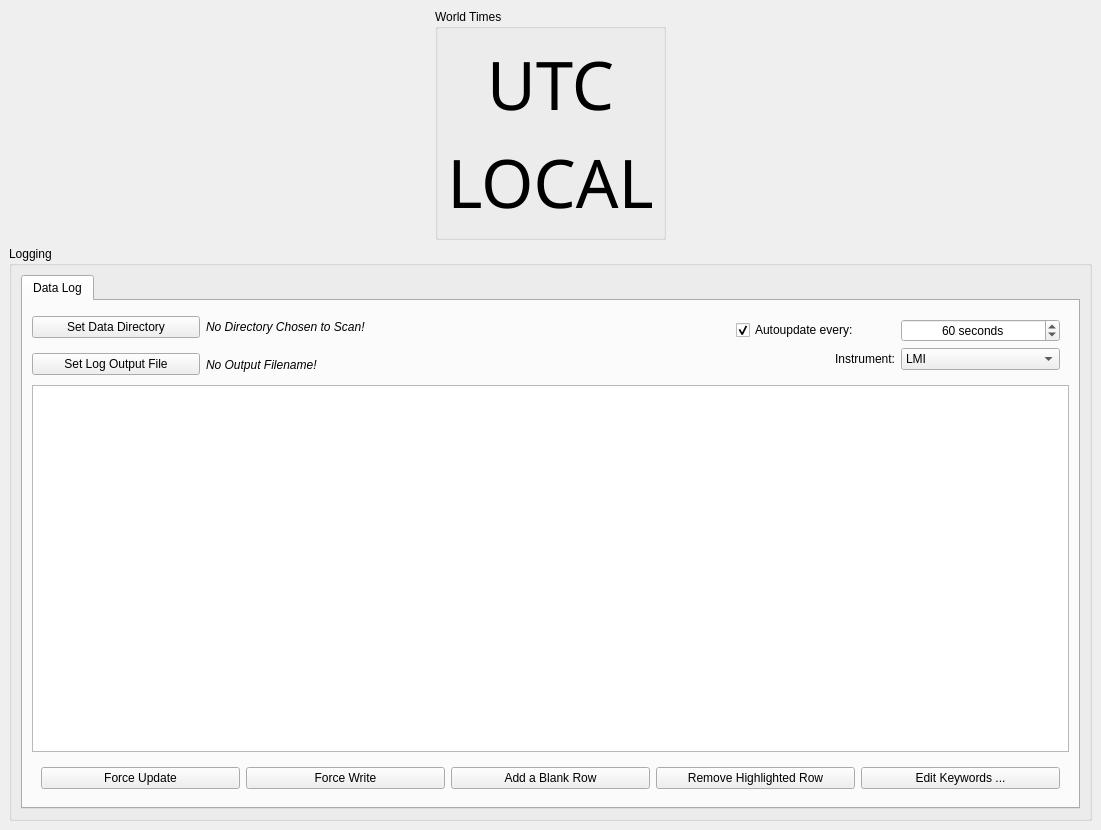
Above: Tools/Logger/LDTObslogGeneratorPanel.ui from tbowers7/LDTObslogGenerator before the change. Below: the same form after it.
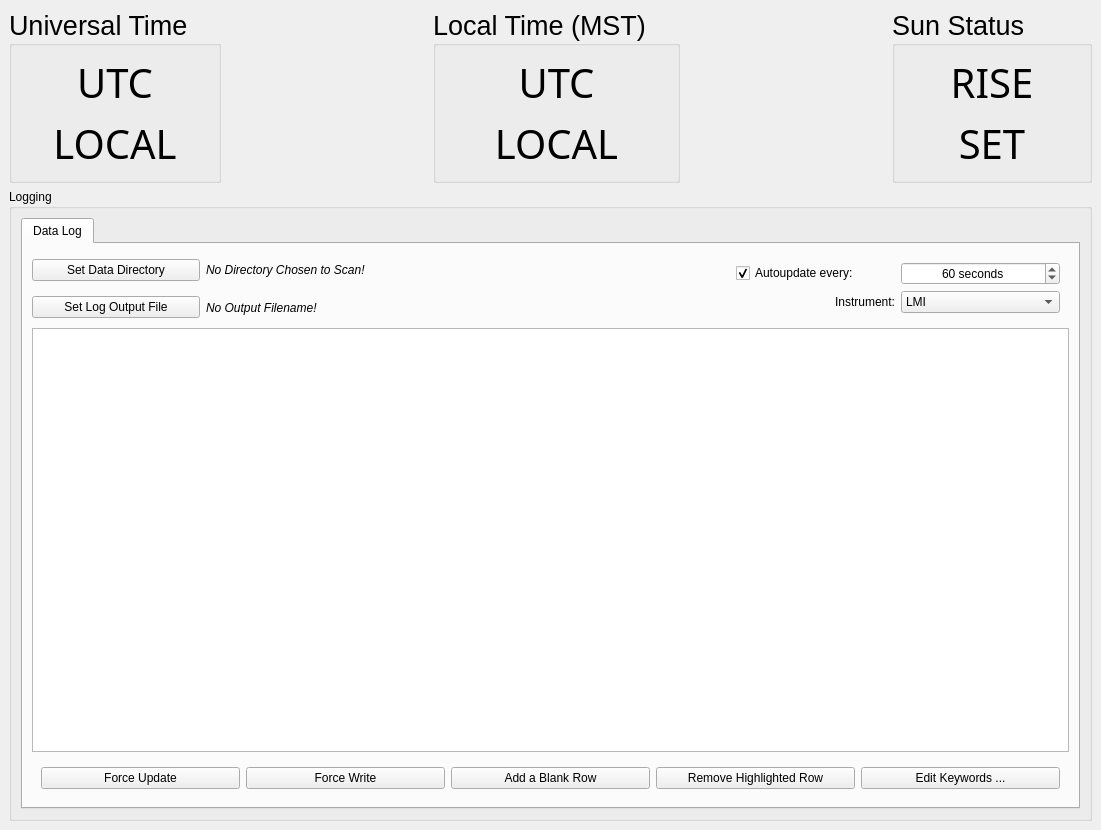
That is the form after the change.

Patch:
```diff
--- a/Tools/Logger/LDTObslogGeneratorPanel.ui
+++ b/Tools/Logger/LDTObslogGeneratorPanel.ui
@@ -15,18 +15,69 @@
   </property>
   <widget class="QWidget" name="centralwidget">
    <layout class="QGridLayout" name="gridLayout">
-    <item row="1" column="2">
-     <widget class="QGroupBox" name="TimesWorld">
+    <item row="1" column="0">
+     <widget class="QGroupBox" name="UTCDateTime">
       <property name="title">
-       <string>World Times</string>
+       <string>Universal Time</string>
+      </property>
+      <property name="font">
+       <font>
+        <pointsize>20</pointsize>
+       </font>
       </property>
       <layout class="QGridLayout" name="gridLayout_5">
        <item row="0" column="0">
+        <widget class="QLabel" name="txt_utcdate">
+         <property name="font">
+          <font>
+           <family>Digital-7</family>
+           <pointsize>30</pointsize>
+          </font>
+         </property>
+         <property name="text">
+          <string>UTC</string>
+         </property>
+         <property name="alignment">
+          <set>Qt::AlignCenter</set>
+         </property>
+        </widget>
+       </item>
+       <item row="2" column="0">
         <widget class="QLabel" name="txt_utc">
          <property name="font">
           <font>
            <family>Digital-7</family>
-           <pointsize>50</pointsize>
+           <pointsize>30</pointsize>
+          </font>
+         </property>
+         <property name="text">
+          <string>LOCAL</string>
+         </property>
+         <property name="alignment">
+          <set>Qt::AlignCenter</set>
+         </property>
+        </widget>
+       </item>
+      </layout>
+     </widget>
+    </item>
+    <item row="1" column="2">
+     <widget class="QGroupBox" name="LocalDateTime">
+      <property name="title">
+       <string>Local Time (MST)</string>
+      </property>
+      <property name="font">
+       <font>
+        <pointsize>20</pointsize>
+       </font>
+      </property>
+      <layout class="QGridLayout" name="gridLayout_5">
+       <item row="0" column="0">
+        <widget class="QLabel" name="txt_localdate">
+         <property name="font">
+          <font>
+           <family>Digital-7</family>
+           <pointsize>30</pointsize>
           </font>
          </property>
          <property name="text">
@@ -37,12 +88,12 @@
          </property>
         </widget>
        </item>
-       <item row="1" column="0">
+       <item row="2" column="0">
         <widget class="QLabel" name="txt_localtime">
          <property name="font">
           <font>
            <family>Digital-7</family>
-           <pointsize>50</pointsize>
+           <pointsize>30</pointsize>
           </font>
          </property>
          <property name="text">
@@ -56,6 +107,52 @@
       </layout>
      </widget>
     </item>
+    <item row="1" column="4">
+     <widget class="QGroupBox" name="SunRiseSet">
+      <property name="title">
+       <string>Sun Status</string>
+      </property>
+      <property name="font">
+       <font>
+        <pointsize>20</pointsize>
+       </font>
+      </property>
+      <layout class="QGridLayout" name="gridLayout_5">
+       <item row="0" column="0">
+        <widget class="QLabel" name="txt_sunel">
+         <property name="font">
+          <font>
+           <family>Digital-7</family>
+           <pointsize>30</pointsize>
+          </font>
+         </property>
+         <property name="text">
+          <string>RISE</string>
+         </property>
+         <property name="alignment">
+          <set>Qt::AlignCenter</set>
+         </property>
+        </widget>
+       </item>
+       <item row="2" column="0">
+        <widget class="QLabel" name="txt_skystat">
+         <property name="font">
+          <font>
+           <family>Digital-7</family>
+           <pointsize>30</pointsize>
+          </font>
+         </property>
+         <property name="text">
+          <string>SET</string>
+         </property>
+         <property name="alignment">
+          <set>Qt::AlignCenter</set>
+         </property>
+        </widget>
+       </item>
+      </layout>
+     </widget>
+    </item>
     <item row="2" column="0" colspan="5">
      <widget class="QGroupBox" name="groupBox_2">
       <property name="title">
```
